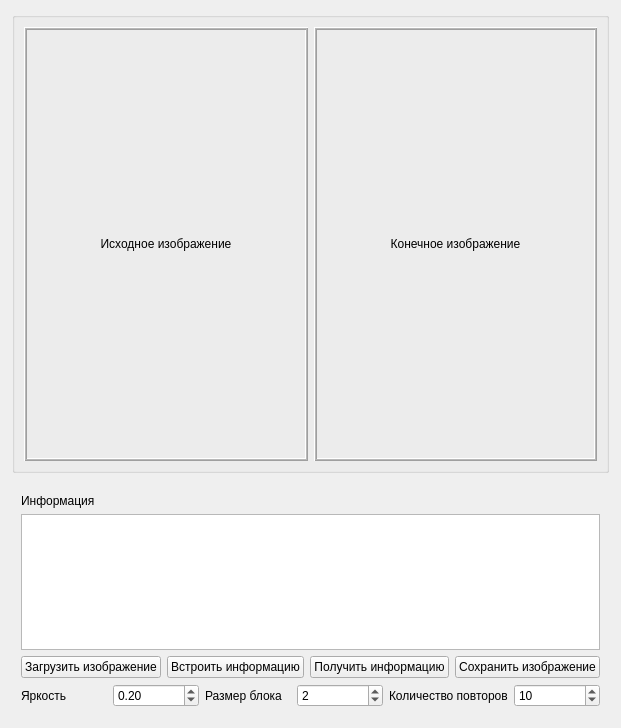
First picture: the form in main.ui, repository bogomazdmitry/steganography, before the edit.
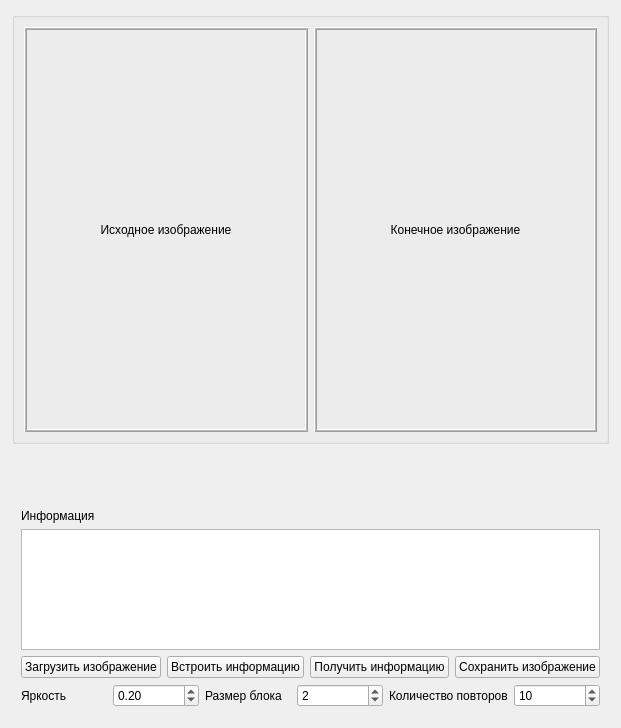
Second picture: the form after the edit.

Commit message: added labels for images

```diff
--- a/main.ui
+++ b/main.ui
@@ -131,6 +131,32 @@
       </layout>
      </widget>
     </item>
+    <item>
+     <widget class="QWidget" name="horizontalWidget" native="true">
+      <property name="minimumSize">
+       <size>
+        <width>0</width>
+        <height>15</height>
+       </size>
+      </property>
+      <layout class="QHBoxLayout" name="horizontalLayout_4">
+       <item>
+        <widget class="QLabel" name="labelFirst">
+         <property name="text">
+          <string/>
+         </property>
+        </widget>
+       </item>
+       <item>
+        <widget class="QLabel" name="labelSecond">
+         <property name="text">
+          <string/>
+         </property>
+        </widget>
+       </item>
+      </layout>
+     </widget>
+    </item>
     <item>
      <widget class="QWidget" name="verticalWidget" native="true">
       <property name="sizePolicy">
```
The commit also changes 1 other file.
